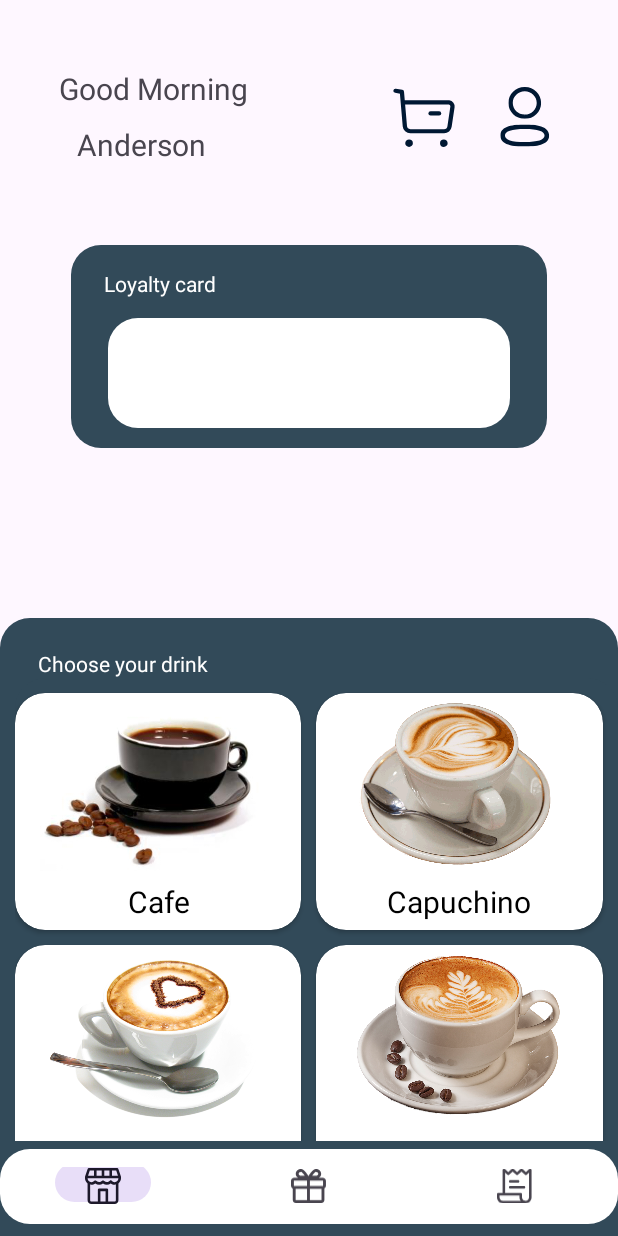
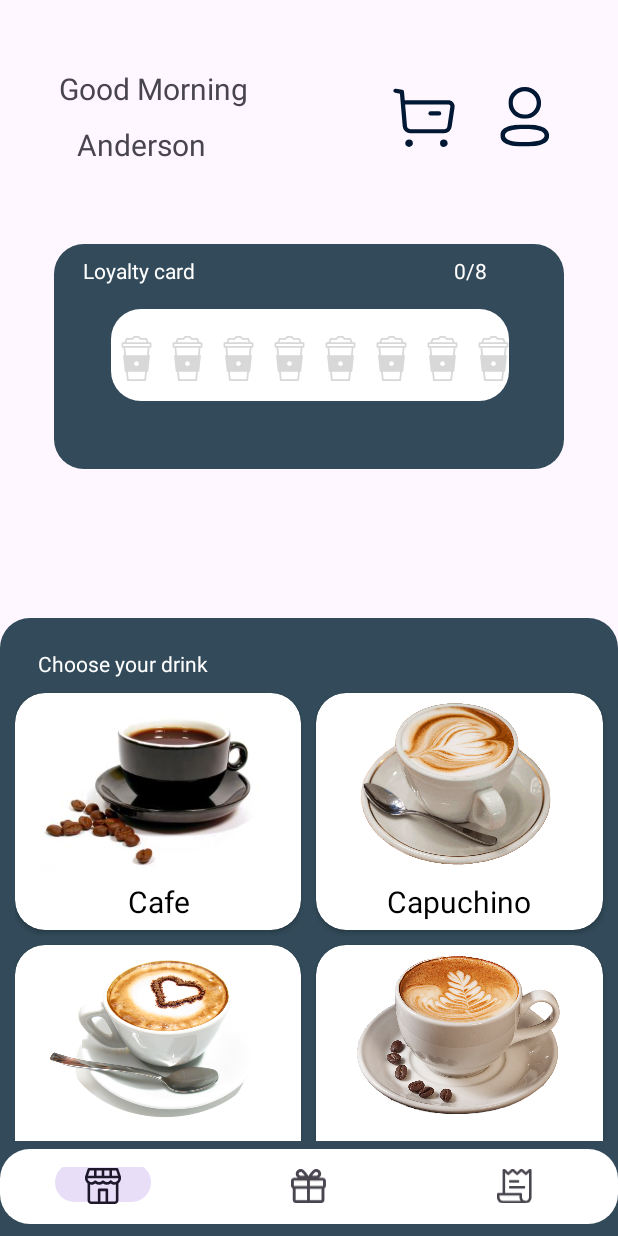
Before and after one commit to tringuyen2711/Shopcafe_mobile, an Android app: the screen it shows after launch (page2), on a phone screen of 412 x 824 dp. Run offline under Robolectric (Android 15) with nearby library versions, the phone set to English and light mode, and no system bars; our stand-ins replace Room's generated code.

Commit message:
loyalty complete

```diff
--- a/ShopCafe/app/src/main/AndroidManifest.xml
+++ b/ShopCafe/app/src/main/AndroidManifest.xml
@@ -12,6 +12,9 @@
         android:supportsRtl="true"
         android:theme="@style/Theme.ShopCafe"
         tools:targetApi="31">
+        <activity
+            android:name=".ProFile"
+            android:exported="false" />
         <activity
             android:name=".Redeem"
             android:exported="false" />
--- /dev/null
+++ b/ShopCafe/app/src/main/java/com/example/shopcafe/CupLoyalty.java
@@ -0,0 +1,17 @@
+package com.example.shopcafe;
+
+public class CupLoyalty {
+    private int id;
+
+    public int getId() {
+        return id;
+    }
+
+    public void setId(int id) {
+        this.id = id;
+    }
+
+    public CupLoyalty(int id) {
+        this.id = id;
+    }
+}
--- a/ShopCafe/app/src/main/java/com/example/shopcafe/Drink_child_details.java
+++ b/ShopCafe/app/src/main/java/com/example/shopcafe/Drink_child_details.java
@@ -22,6 +22,7 @@ import android.widget.TextView;
 import android.widget.Toast;
 
 import com.example.shopcafe.database.APPDatabase;
+import com.google.android.material.bottomnavigation.BottomNavigationView;
 
 
 public class Drink_child_details extends Fragment {
@@ -368,6 +369,11 @@ public class Drink_child_details extends Fragment {
                              Bundle savedInstanceState) {
         // Inflate the layout for this fragment
         View view= inflater.inflate(R.layout.fragment_drink_child_details, container, false);
+        BottomNavigationView bt = requireActivity().findViewById(R.id.bottomNavigationView);
+        if (bt != null && isAdded()) {
+
+            bt.setVisibility(View.GONE);
+        }
         return view;
     }
 
--- a/ShopCafe/app/src/main/java/com/example/shopcafe/Home.java
+++ b/ShopCafe/app/src/main/java/com/example/shopcafe/Home.java
@@ -1,5 +1,6 @@
 package com.example.shopcafe;
 
+import android.content.Context;
 import android.content.Intent;
 import android.os.Bundle;
 
@@ -50,10 +51,10 @@ public class Home extends Fragment implements DrinkApdapter.OnClickItemListener
         uname = (TextView) getView().findViewById(R.id.name_user);
         profile = (ImageButton) getView().findViewById(R.id.profile);
         cart = getView().findViewById(R.id.buy);
+
         check_insert();
-        id = user1.getId();
-        usname = user1.getUsername();
-        uname.setText(user1.getUsername());
+        uname.setText(APPDatabase.getInstance(getContext()).userDAO().getdata().getUsername());
+
         Calendar Kalendar = Calendar.getInstance();
         int hours_divide = Kalendar.get(Calendar.HOUR_OF_DAY);
         if(hours_divide >= 6 && hours_divide <12 )
@@ -77,9 +78,11 @@ public class Home extends Fragment implements DrinkApdapter.OnClickItemListener
         profile.setOnClickListener(new View.OnClickListener() {
             @Override
             public void onClick(View view) {
-                Fragment frag = Profile_frg.newInstance(user1);
+                /*Fragment frag = Profile_frg.newInstance();
                 FragmentTransaction transaction = getActivity().getSupportFragmentManager().beginTransaction();
-                transaction.replace(R.id.home_frag,frag).addToBackStack("profile").commit();
+                transaction.replace(R.id.home_frag,frag).addToBackStack("profile").commit();*/
+                Intent intent = new Intent(getActivity(), ProFile.class);
+                startActivity(intent);
             }
         });
 
@@ -94,8 +97,7 @@ public class Home extends Fragment implements DrinkApdapter.OnClickItemListener
 
     }
     private void check_insert() {
-        user1 = APPDatabase.getInstance(getActivity()).userDAO().getdata();
-        if(user1 == null)
+        if(APPDatabase.getInstance(getActivity()).userDAO().getdata() == null)
         {
             String name = "Anderson";
             String phone = "+60134589525";
@@ -108,13 +110,14 @@ public class Home extends Fragment implements DrinkApdapter.OnClickItemListener
     @Override
     public void onCreate(Bundle savedInstanceState) {
         super.onCreate(savedInstanceState);
-
+        LoyaltyCard loyaltyCard = new LoyaltyCard();
+        requireActivity().getSupportFragmentManager().beginTransaction().add(R.id.loyalty_card_layout,loyaltyCard).commit();
     }
 
     @Override
     public View onCreateView(LayoutInflater inflater, ViewGroup container,
                              Bundle savedInstanceState) {
-
+        check_insert();
         return inflater.inflate(R.layout.fragment_home, container, false);
     }
     private List<Drink> getlistdrink() {
@@ -132,6 +135,25 @@ public class Home extends Fragment implements DrinkApdapter.OnClickItemListener
     public void onStart() {
 
         super.onStart();
+
+    }
+
+    @Override
+    public void onResume() {
+        super.onResume();
+        uname.setText(APPDatabase.getInstance(getContext()).userDAO().getdata().getUsername());
+
+    }
+
+    @Override
+    public void onAttach(@NonNull Context context) {
+        super.onAttach(context);
+
+    }
+
+    @Override
+    public void onPause() {
+        super.onPause();
     }
 
     @Override
--- /dev/null
+++ b/ShopCafe/app/src/main/java/com/example/shopcafe/LoyaltyAdapter.java
@@ -0,0 +1,60 @@
+package com.example.shopcafe;
+
+import android.view.LayoutInflater;
+import android.view.View;
+import android.view.ViewGroup;
+import android.widget.ImageView;
+
+import androidx.annotation.NonNull;
+import androidx.recyclerview.widget.RecyclerView;
+
+import com.example.shopcafe.database.APPDatabase;
+
+import java.util.List;
+
+public class LoyaltyAdapter extends RecyclerView.Adapter<LoyaltyAdapter.LoyaltyViewHolder>{
+
+    List<CupLoyalty> i_cup;
+    int current_cup;
+
+    public LoyaltyAdapter(List<CupLoyalty> i_cup, int current_cup) {
+        this.i_cup = i_cup;
+        this.current_cup = current_cup;
+        notifyDataSetChanged();
+    }
+
+    @NonNull
+    @Override
+    public LoyaltyViewHolder onCreateViewHolder(@NonNull ViewGroup parent, int viewType) {
+        View view = LayoutInflater.from(parent.getContext()).inflate(R.layout.item_cup, parent,false);
+        return new LoyaltyViewHolder(view);
+    }
+
+    @Override
+    public void onBindViewHolder(@NonNull LoyaltyViewHolder holder, int position) {
+        CupLoyalty loyaltyCard = i_cup.get(position);
+        if(loyaltyCard == null) return;
+
+        if(position < current_cup)
+        {
+            holder.img.setImageResource(R.drawable.loyaltycup1);
+        }else{
+            holder.img.setImageResource(R.drawable.loyaltycup);
+        }
+
+    }
+
+    @Override
+    public int getItemCount() {
+        if (i_cup != null) return i_cup.size();
+        return 0;
+    }
+
+    public class LoyaltyViewHolder extends RecyclerView.ViewHolder{
+        private ImageView img;
+        public LoyaltyViewHolder(@NonNull View itemView) {
+            super(itemView);
+            img = itemView.findViewById(R.id.cupLoyalty);
+        }
+    }
+}
--- /dev/null
+++ b/ShopCafe/app/src/main/java/com/example/shopcafe/LoyaltyCard.java
@@ -0,0 +1,81 @@
+package com.example.shopcafe;
+
+import android.os.Bundle;
+
+import androidx.annotation.NonNull;
+import androidx.annotation.Nullable;
+import androidx.constraintlayout.widget.ConstraintLayout;
+import androidx.fragment.app.Fragment;
+import androidx.recyclerview.widget.LinearLayoutManager;
+import androidx.recyclerview.widget.RecyclerView;
+
+import android.view.LayoutInflater;
+import android.view.View;
+import android.view.ViewGroup;
+import android.widget.TextView;
+
+import com.example.shopcafe.database.APPDatabase;
+
+import java.util.ArrayList;
+import java.util.List;
+
+public class LoyaltyCard extends Fragment {
+
+    ConstraintLayout cl;
+    RecyclerView revLoyalty;
+    TextView ndrink;
+    List<CupLoyalty> cupLoyalties;
+    LoyaltyAdapter adapterLoyal;
+    int current_cup;
+
+    public LoyaltyCard() {
+        // Required empty public constructor
+    }
+
+
+    public static LoyaltyCard newInstance() {
+        LoyaltyCard fragment = new LoyaltyCard();
+        return fragment;
+    }
+
+    @Override
+    public void onViewCreated(@NonNull View view, @Nullable Bundle savedInstanceState) {
+        super.onViewCreated(view, savedInstanceState);
+        cl = view.findViewById(R.id.loyaltycardayout);
+        revLoyalty = view.findViewById(R.id.recycler_loyaltycard);
+        ndrink = view.findViewById(R.id.ndrink);
+
+
+        current_cup = (APPDatabase.getInstance(getContext()).orderitemDAO().SumQuantity()) %8;
+        ndrink.setText(String.valueOf(current_cup)+"/8");
+        for(int i =0; i<8;i++)
+        {
+            CupLoyalty cupLoyalty = new CupLoyalty(i);
+            if(cupLoyalties == null) {
+                cupLoyalties = new ArrayList<>();
+            }
+            cupLoyalties.add(cupLoyalty);
+        }
+
+        LinearLayoutManager linearLayoutManager = new LinearLayoutManager(getContext(),LinearLayoutManager.HORIZONTAL,false);
+        revLoyalty.setLayoutManager(linearLayoutManager);
+
+        adapterLoyal = new LoyaltyAdapter(cupLoyalties,current_cup);
+        revLoyalty.setAdapter(adapterLoyal);
+
+    }
+
+    @Override
+    public void onCreate(Bundle savedInstanceState) {
+        super.onCreate(savedInstanceState);
+
+
+    }
+
+    @Override
+    public View onCreateView(LayoutInflater inflater, ViewGroup container,
+                             Bundle savedInstanceState) {
+        // Inflate the layout for this fragment
+        return inflater.inflate(R.layout.fragment_loyalty_card, container, false);
+    }
+}
--- /dev/null
+++ b/ShopCafe/app/src/main/res/drawable/loyaltycup.xml
@@ -0,0 +1,22 @@
+<vector xmlns:android="http://schemas.android.com/apk/res/android"
+    android:width="30dp"
+    android:height="30dp"
+    android:viewportWidth="30"
+    android:viewportHeight="30">
+  <group>
+    <clip-path
+        android:pathData="M0,0h30v30h-30z"/>
+    <path
+        android:pathData="M21.659,21.174C21.336,21.139 21.048,21.372 21.014,21.694L20.253,28.828H9.747L8.997,21.79C8.962,21.468 8.674,21.235 8.352,21.269C8.03,21.304 7.797,21.592 7.831,21.914L8.638,29.476C8.67,29.774 8.921,30 9.221,30H20.779C21.079,30 21.33,29.774 21.362,29.476L22.179,21.818C22.213,21.497 21.98,21.208 21.659,21.174Z"
+        android:fillColor="#D8D8D8"/>
+    <path
+        android:pathData="M24.375,4.177H23.063L22.031,1.64C21.941,1.419 21.727,1.274 21.489,1.274H17.894L16.887,0.188C16.776,0.068 16.62,0 16.457,0H13.543C13.38,0 13.224,0.068 13.113,0.188L12.106,1.274H8.512C8.273,1.274 8.059,1.419 7.969,1.64L6.937,4.177H5.625C5.302,4.177 5.04,4.439 5.04,4.763V7.281C5.04,7.605 5.302,7.867 5.625,7.867H6.333L7.068,14.762C7.103,15.083 7.391,15.317 7.713,15.282C8.035,15.248 8.268,14.959 8.233,14.637L7.511,7.867H22.489L21.764,14.66C21.73,14.982 21.963,15.27 22.285,15.305C22.306,15.307 22.327,15.308 22.347,15.308C22.643,15.308 22.897,15.085 22.929,14.784L23.667,7.867H24.374C24.698,7.867 24.96,7.605 24.96,7.281V4.763C24.961,4.439 24.698,4.177 24.375,4.177ZM8.906,2.446H12.362C12.526,2.446 12.681,2.378 12.792,2.259L13.799,1.172H16.201L17.208,2.259C17.319,2.378 17.475,2.446 17.638,2.446H21.094L21.798,4.177H8.202L8.906,2.446ZM23.789,6.695H6.211V5.349H23.789V6.695Z"
+        android:fillColor="#D8D8D8"/>
+    <path
+        android:pathData="M6.03,12.827L7.199,23.778H22.802L23.97,12.827H6.03ZM15,20.504C13.809,20.504 12.844,19.538 12.844,18.347C12.844,17.157 13.809,16.191 15,16.191C16.191,16.191 17.156,17.157 17.156,18.347C17.156,19.538 16.191,20.504 15,20.504Z"
+        android:fillColor="#D8D8D8"/>
+    <path
+        android:pathData="M15,21.09C13.488,21.09 12.258,19.86 12.258,18.347C12.258,16.836 13.488,15.605 15,15.605C16.512,15.605 17.742,16.836 17.742,18.347C17.742,19.86 16.512,21.09 15,21.09ZM15,16.777C14.134,16.777 13.43,17.482 13.43,18.348C13.43,19.213 14.134,19.918 15,19.918C15.866,19.918 16.57,19.213 16.57,18.348C16.57,17.482 15.866,16.777 15,16.777Z"
+        android:fillColor="#D8D8D8"/>
+  </group>
+</vector>
--- /dev/null
+++ b/ShopCafe/app/src/main/res/drawable/loyaltycup1.xml
@@ -0,0 +1,22 @@
+<vector xmlns:android="http://schemas.android.com/apk/res/android"
+    android:width="30dp"
+    android:height="30dp"
+    android:viewportWidth="30"
+    android:viewportHeight="30">
+  <group>
+    <clip-path
+        android:pathData="M0,0h30v30h-30z"/>
+    <path
+        android:pathData="M21.659,21.174C21.336,21.139 21.048,21.372 21.014,21.694L20.253,28.828H9.747L8.997,21.79C8.962,21.468 8.674,21.235 8.352,21.269C8.03,21.304 7.797,21.592 7.831,21.914L8.638,29.476C8.67,29.774 8.921,30 9.221,30H20.779C21.079,30 21.33,29.774 21.362,29.476L22.179,21.818C22.213,21.497 21.98,21.208 21.659,21.174Z"
+        android:fillColor="#324A59"/>
+    <path
+        android:pathData="M24.375,4.177H23.063L22.031,1.64C21.941,1.419 21.727,1.274 21.489,1.274H17.894L16.887,0.188C16.776,0.068 16.62,0 16.457,0H13.543C13.38,0 13.224,0.068 13.113,0.188L12.106,1.274H8.512C8.273,1.274 8.059,1.419 7.969,1.64L6.937,4.177H5.625C5.302,4.177 5.04,4.439 5.04,4.763V7.281C5.04,7.605 5.302,7.867 5.625,7.867H6.333L7.068,14.762C7.103,15.083 7.391,15.317 7.713,15.282C8.035,15.248 8.268,14.959 8.233,14.637L7.511,7.867H22.489L21.764,14.66C21.73,14.982 21.963,15.27 22.285,15.305C22.306,15.307 22.327,15.308 22.347,15.308C22.643,15.308 22.897,15.085 22.929,14.784L23.667,7.867H24.374C24.698,7.867 24.96,7.605 24.96,7.281V4.763C24.961,4.439 24.698,4.177 24.375,4.177ZM8.906,2.446H12.362C12.526,2.446 12.681,2.378 12.792,2.259L13.799,1.172H16.201L17.208,2.259C17.319,2.378 17.475,2.446 17.638,2.446H21.094L21.798,4.177H8.202L8.906,2.446ZM23.789,6.695H6.211V5.349H23.789V6.695Z"
+        android:fillColor="#324A59"/>
+    <path
+        android:pathData="M6.03,12.827L7.199,23.778H22.802L23.97,12.827H6.03ZM15,20.504C13.809,20.504 12.844,19.538 12.844,18.347C12.844,17.157 13.809,16.191 15,16.191C16.191,16.191 17.156,17.157 17.156,18.347C17.156,19.538 16.191,20.504 15,20.504Z"
+        android:fillColor="#E4D5C9"/>
+    <path
+        android:pathData="M15,21.09C13.488,21.09 12.258,19.86 12.258,18.347C12.258,16.836 13.488,15.605 15,15.605C16.512,15.605 17.742,16.836 17.742,18.347C17.742,19.86 16.512,21.09 15,21.09ZM15,16.777C14.134,16.777 13.43,17.482 13.43,18.348C13.43,19.213 14.134,19.918 15,19.918C15.866,19.918 16.57,19.213 16.57,18.348C16.57,17.482 15.866,16.777 15,16.777Z"
+        android:fillColor="#324A59"/>
+  </group>
+</vector>
--- a/ShopCafe/app/src/main/res/layout/fragment_home.xml
+++ b/ShopCafe/app/src/main/res/layout/fragment_home.xml
@@ -64,43 +64,19 @@
         app:layout_constraintTop_toBottomOf="@+id/greeting"
         app:layout_constraintVertical_bias="0.0" />
 
-    <androidx.constraintlayout.widget.ConstraintLayout
+    <FrameLayout
         android:id="@+id/loyalty_card_layout"
-        android:layout_width="317dp"
-        android:layout_height="135dp"
+        android:layout_width="340dp"
+        android:layout_height="150dp"
         android:layout_marginTop="8dp"
-        android:background="@drawable/shape_gradient"
-        android:backgroundTint="@color/shape_gradient"
         app:layout_constraintBottom_toBottomOf="parent"
         app:layout_constraintEnd_toEndOf="parent"
         app:layout_constraintStart_toStartOf="parent"
         app:layout_constraintTop_toBottomOf="@+id/name_user"
         app:layout_constraintVertical_bias="0.07999998">
 
-        <androidx.recyclerview.widget.RecyclerView
-            android:id="@+id/recyclerView"
-            android:layout_width="268dp"
-            android:layout_height="73dp"
-            android:background="@drawable/shape_gradient"
-            android:backgroundTint="@color/white"
-            app:layout_constraintBottom_toBottomOf="parent"
-            app:layout_constraintEnd_toEndOf="parent"
-            app:layout_constraintStart_toStartOf="parent"
-            app:layout_constraintTop_toBottomOf="@+id/Loyaltycard" />
 
-        <TextView
-            android:id="@+id/Loyaltycard"
-            android:layout_width="wrap_content"
-            android:layout_height="wrap_content"
-            android:text="@string/loyaltycard"
-            android:textColor="@color/white"
-            app:layout_constraintBottom_toBottomOf="parent"
-            app:layout_constraintEnd_toEndOf="parent"
-            app:layout_constraintHorizontal_bias="0.092"
-            app:layout_constraintStart_toStartOf="parent"
-            app:layout_constraintTop_toTopOf="parent"
-            app:layout_constraintVertical_bias="0.137" />
-    </androidx.constraintlayout.widget.ConstraintLayout>
+    </FrameLayout>
 
 
 
--- /dev/null
+++ b/ShopCafe/app/src/main/res/layout/fragment_loyalty_card.xml
@@ -0,0 +1,54 @@
+<?xml version="1.0" encoding="utf-8"?>
+<androidx.constraintlayout.widget.ConstraintLayout xmlns:android="http://schemas.android.com/apk/res/android"
+    xmlns:tools="http://schemas.android.com/tools"
+    android:layout_width="match_parent"
+    android:layout_height="match_parent"
+    xmlns:app="http://schemas.android.com/apk/res-auto"
+    android:background="@drawable/shape_gradient"
+    android:backgroundTint="@color/shape_gradient"
+    android:id="@+id/loyaltycardayout"
+    tools:context=".LoyaltyCard">
+
+    <TextView
+        android:id="@+id/textView4"
+        android:layout_width="wrap_content"
+        android:layout_height="wrap_content"
+        android:layout_marginTop="8dp"
+        android:text="@string/loyaltycard"
+        android:textColor="@color/white"
+        app:layout_constraintEnd_toEndOf="parent"
+        app:layout_constraintHorizontal_bias="0.074"
+        app:layout_constraintStart_toStartOf="parent"
+        app:layout_constraintTop_toTopOf="parent" />
+
+    <androidx.recyclerview.widget.RecyclerView
+        android:id="@+id/recycler_loyaltycard"
+        android:layout_width="265dp"
+        android:layout_height="61dp"
+        android:layout_marginTop="16dp"
+        android:layout_marginBottom="8dp"
+        android:background="@drawable/shape_gradient"
+        android:backgroundTint="@color/white"
+        android:orientation="horizontal"
+        app:layout_constraintBottom_toBottomOf="parent"
+        app:layout_constraintEnd_toEndOf="parent"
+        app:layout_constraintHorizontal_bias="0.506"
+        app:layout_constraintStart_toStartOf="parent"
+        app:layout_constraintTop_toBottomOf="@+id/textView4"
+        app:layout_constraintVertical_bias="0.0"
+        app:layout_goneMarginTop="8dp"></androidx.recyclerview.widget.RecyclerView>
+
+    <TextView
+        android:id="@+id/ndrink"
+        android:layout_width="wrap_content"
+        android:layout_height="wrap_content"
+        android:layout_marginTop="8dp"
+        android:layout_marginEnd="32dp"
+        android:text="TextView"
+        android:textColor="@color/white"
+        app:layout_constraintEnd_toEndOf="parent"
+        app:layout_constraintHorizontal_bias="0.9"
+        app:layout_constraintStart_toEndOf="@+id/textView4"
+        app:layout_constraintTop_toTopOf="parent" />
+
+</androidx.constraintlayout.widget.ConstraintLayout>
--- /dev/null
+++ b/ShopCafe/app/src/main/res/layout/item_cup.xml
@@ -0,0 +1,19 @@
+<?xml version="1.0" encoding="utf-8"?>
+<LinearLayout xmlns:android="http://schemas.android.com/apk/res/android"
+    xmlns:app="http://schemas.android.com/apk/res-auto"
+    android:layout_width="wrap_content"
+    android:layout_height="match_parent"
+    android:orientation="horizontal"
+    android:layout_marginStart="2dp"
+    android:layout_marginEnd="2dp"
+    android:layout_marginTop="5dp"
+    android:layout_weight="1"
+    android:gravity="center_vertical">
+
+
+    <ImageView
+        android:id="@+id/cupLoyalty"
+        android:layout_width="wrap_content"
+        android:layout_height="wrap_content"
+        app:srcCompat="@drawable/loyaltycup" />
+</LinearLayout>
```
Also changed, not shown: ShopCafe/app/src/main/java/com/example/shopcafe/ProFile.java (renamed from ShopCafe/app/src/main/java/com/example/shopcafe/Profile_frg.java, +23 -57 lines), ShopCafe/app/src/main/java/com/example/shopcafe/gift.java (+5 -20 lines), ShopCafe/app/src/main/java/com/example/shopcafe/order.java (+7 -1 lines), ShopCafe/app/src/main/res/layout/activity_pro_file.xml (renamed from ShopCafe/app/src/main/res/layout/fragment_profile_frg.xml, +11 -13 lines), ShopCafe/app/src/main/res/layout/fragment_gift.xml (+2 -41 lines).
